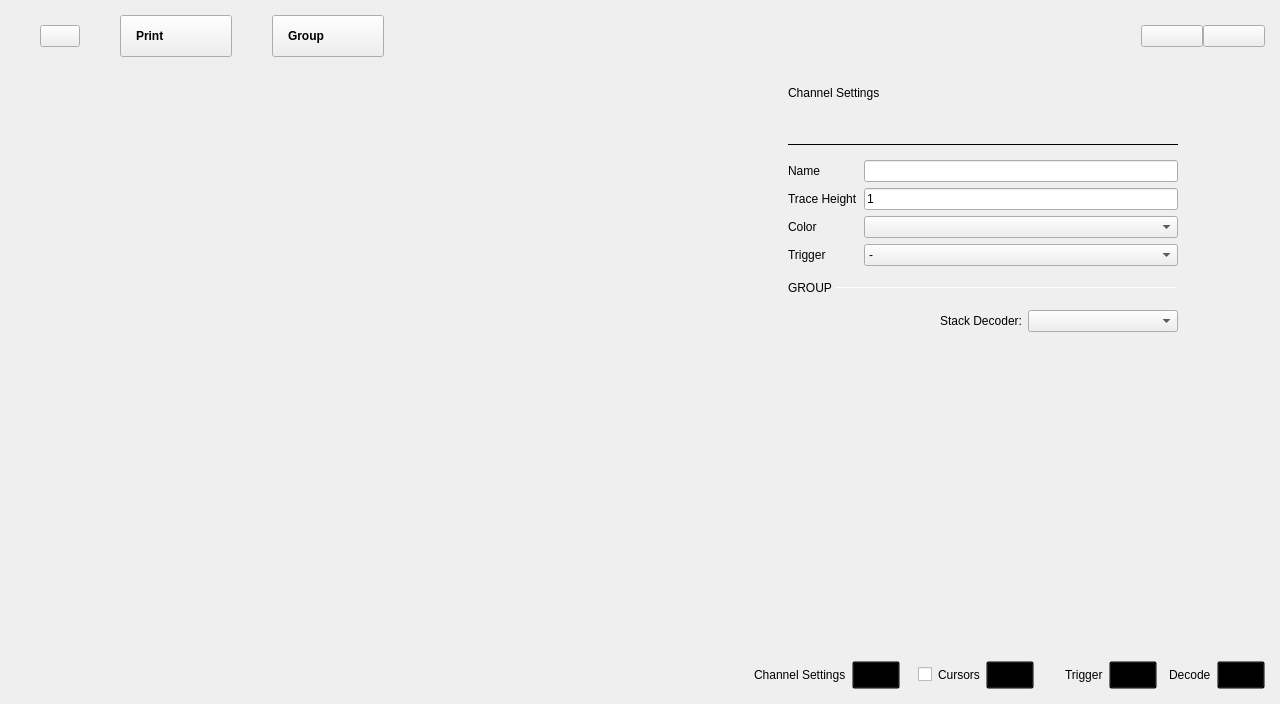
This is plugins/m2k/ui/logic_analyzer.ui in analogdevicesinc/scopy as Qt 5 draws it before an edit. The edited form follows.
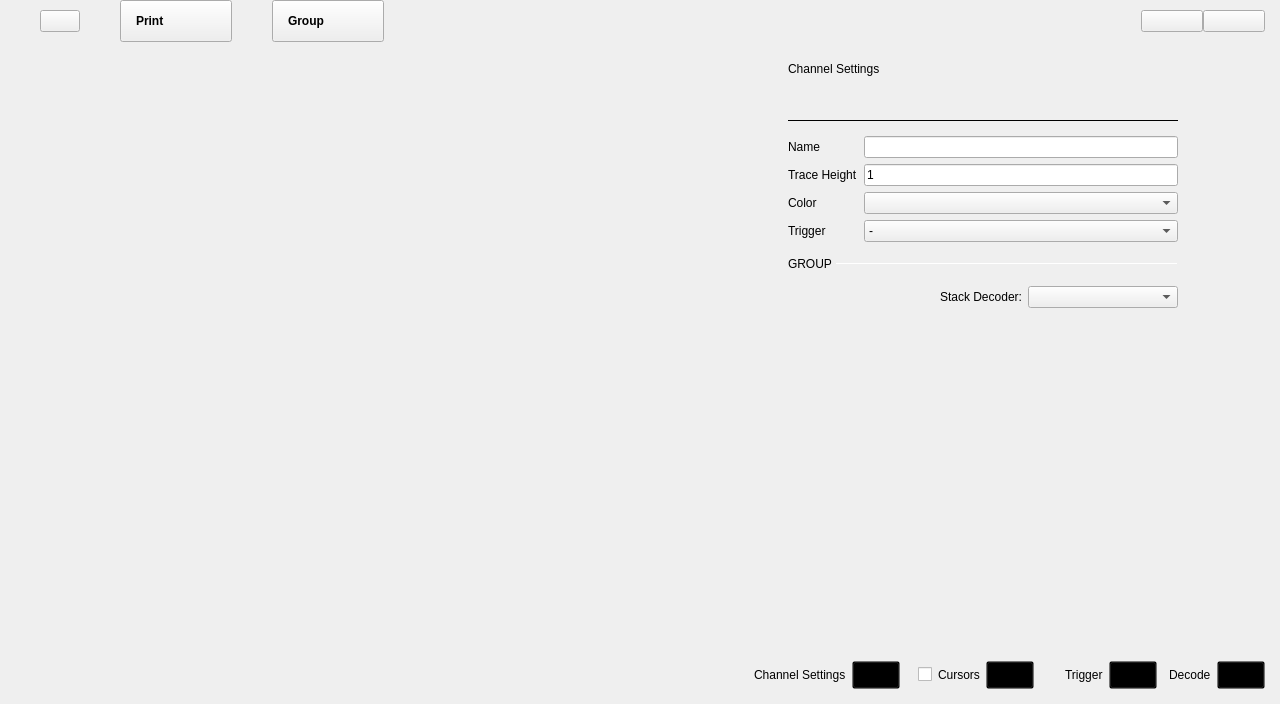
This is the edited form. Icons and pictures are not drawn. Custom widgets are drawn as their Qt base class.

What changed in the file:
```diff
--- a/plugins/m2k/ui/logic_analyzer.ui
+++ b/plugins/m2k/ui/logic_analyzer.ui
@@ -65,13 +65,13 @@
          <number>40</number>
         </property>
         <property name="topMargin">
-         <number>15</number>
+         <number>0</number>
         </property>
         <property name="rightMargin">
          <number>15</number>
         </property>
         <property name="bottomMargin">
-         <number>9</number>
+         <number>0</number>
         </property>
         <item>
          <spacer name="horizontalSpacer_7">
```
